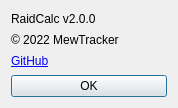
First picture: the form in RaidCalc/AboutDialog.ui, repository MewTracker/sv-research, before the edit.
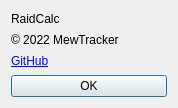
Second picture: the form after the edit.

Diff of the .ui file:
```diff
--- a/RaidCalc/AboutDialog.ui
+++ b/RaidCalc/AboutDialog.ui
@@ -17,7 +17,7 @@
    <item>
     <widget class="QLabel" name="label1">
      <property name="text">
-      <string>RaidCalc v2.0.0</string>
+      <string>RaidCalc</string>
      </property>
     </widget>
    </item>
```
Left out of the diff: 6 changed lines with no effect on the pictures.
